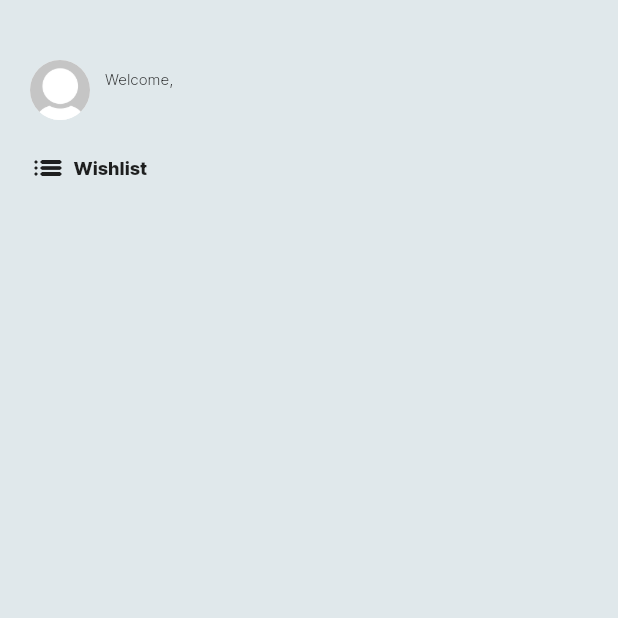
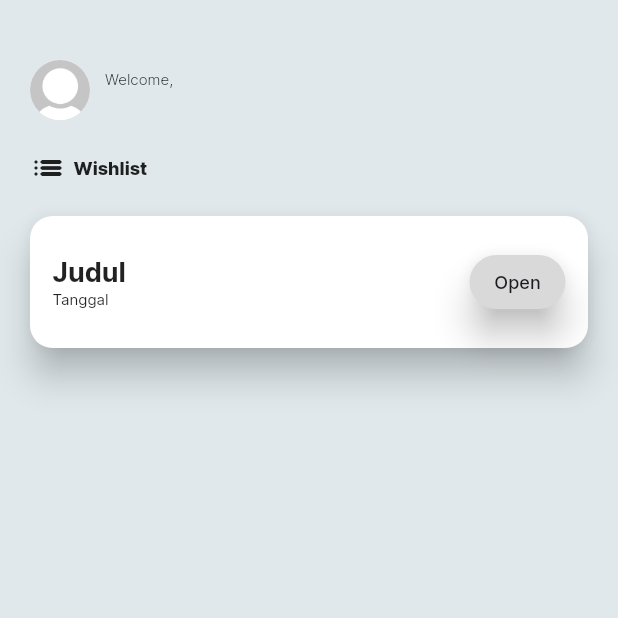
Before and after one commit to rhnzal/b2b-flutter, a Flutter app: the FavoriteScreen screen opened directly, on a phone screen of 412 x 824 dp, the top half of it. Run offline on Flutter 3.47's test engine with Material 2 defaults, Android fonts, the phone set to English and light mode, and no system bars; our stand-ins replace rounded_loading_button, shared_preferences, webview_flutter; accounts and stored records are empty.

Commit message:
favorite Cointainer, pop up

```diff
--- a/lib/screen/favoritescreen.dart
+++ b/lib/screen/favoritescreen.dart
@@ -72,10 +72,109 @@ class _FavoriteScreenState extends State<FavoriteScreen> {
       ),
     );
 
+  Widget favoriteList =  Padding(
+    padding: const EdgeInsets.fromLTRB(20, 20, 20, 0),
+    child: Card(
+      elevation: 10,
+      shape: RoundedRectangleBorder(
+          borderRadius: BorderRadius.circular(15)),
+      margin: const EdgeInsets.only(bottom: 20),
+      child: Padding(
+        padding:const EdgeInsets.fromLTRB(15, 20, 15, 20),
+        child: Row(
+          mainAxisAlignment: MainAxisAlignment.spaceBetween,
+          children: [
+            Expanded(
+              child: Column(
+                crossAxisAlignment: CrossAxisAlignment.start,
+                children: [
+                  Text(
+                    // getUrl().toString(),
+                    'Judul',
+                    style: const TextStyle(
+                        fontFamily: 'Inter',
+                        fontWeight: FontWeight.w700,
+                        fontSize: 18),
+                    maxLines: 1,
+                    overflow: TextOverflow.ellipsis,
+                  ),
+                  Text(
+                      'Tanggal',
+                    // DateFormat.yMMMd().format(DateTime.parse(activity[index]["createdAt"])),
+                      style: const TextStyle(
+                          fontFamily: 'Inter',
+                          fontWeight: FontWeight.w400,
+                          fontSize: 10)),
+                  // Text(activity[index]["createdAt"])
+                ],
+              ),
+            ),
+            ElevatedButton(
+              style: ElevatedButton.styleFrom(
+                    onSurface: const Color.fromARGB(255, 255, 255, 255),
+                    primary: const Color.fromARGB(255, 217, 217, 217),
+                    shape: const StadiumBorder(),
+                    elevation: 10),
+              onPressed: (){
+                showDialog(
+                  context: context,
+                  builder: ((context) => AlertDialog(
+                    shape: RoundedRectangleBorder(
+                      borderRadius: BorderRadius.all(Radius.circular(20))
+                    ),
+                    backgroundColor: Color.fromARGB(255, 224, 232, 235),
+                    title: Text('Open this URL ?',
+                    style: TextStyle(
+                      fontFamily: 'Inter',
+                      fontWeight: FontWeight.w500,
+                      fontSize: 20,
+                      color: Color.fromARGB(255, 26, 25, 32))),
+                    content: Container(
+                      height: 35,
+                      child: Text('URL')
+                      ),
+                    actions: [
+                      TextButton(
+                        style: ButtonStyle(
+                          overlayColor: MaterialStateProperty.all(Colors.transparent),
+                          minimumSize: MaterialStateProperty.all(Size.zero),
+                          tapTargetSize: MaterialTapTargetSize.shrinkWrap,
+                          padding: MaterialStateProperty.all(const EdgeInsets.fromLTRB(0, 0, 10, 10))),
+                        onPressed: (){
+                          Navigator.pop(context);
+                        },
+                        child: Text('Cancel',
+                        style: TextStyle(
+                                      color: Color.fromARGB(255, 23, 22, 29)))),
+                      TextButton(
+                        style: ButtonStyle(
+                          overlayColor: MaterialStateProperty.all(Colors.transparent),
+                          minimumSize: MaterialStateProperty.all(Size.zero),
+                          tapTargetSize: MaterialTapTargetSize.shrinkWrap,
+                          padding: MaterialStateProperty.all(const EdgeInsets.fromLTRB(0, 0, 20, 10))),
+                        onPressed: (){},
+                        child: Text('Ok',
+                        style: TextStyle(
+                                      color: Color.fromARGB(255, 23, 22, 29))))
+                    ],
+                  )));
+              },
+              child: Text('Open',
+              style: TextStyle(
+                        fontFamily: 'Inter',
+                        fontWeight: FontWeight.w500,
+                        color: Color.fromARGB(255, 27, 26, 32),
+                        fontSize: 12)))
+          ],
+        ),
+      )
+    )
+  );
+
     return Scaffold(
       backgroundColor: Color.fromARGB(255, 224, 232, 235),
       body: Column(
-        children: [welcomeUser, wishlist],
+        children: [welcomeUser, wishlist, favoriteList],
       ),
     );
   }
```
Also changed, not shown: lib/screen/profilescreen.dart (+8 -4 lines).
